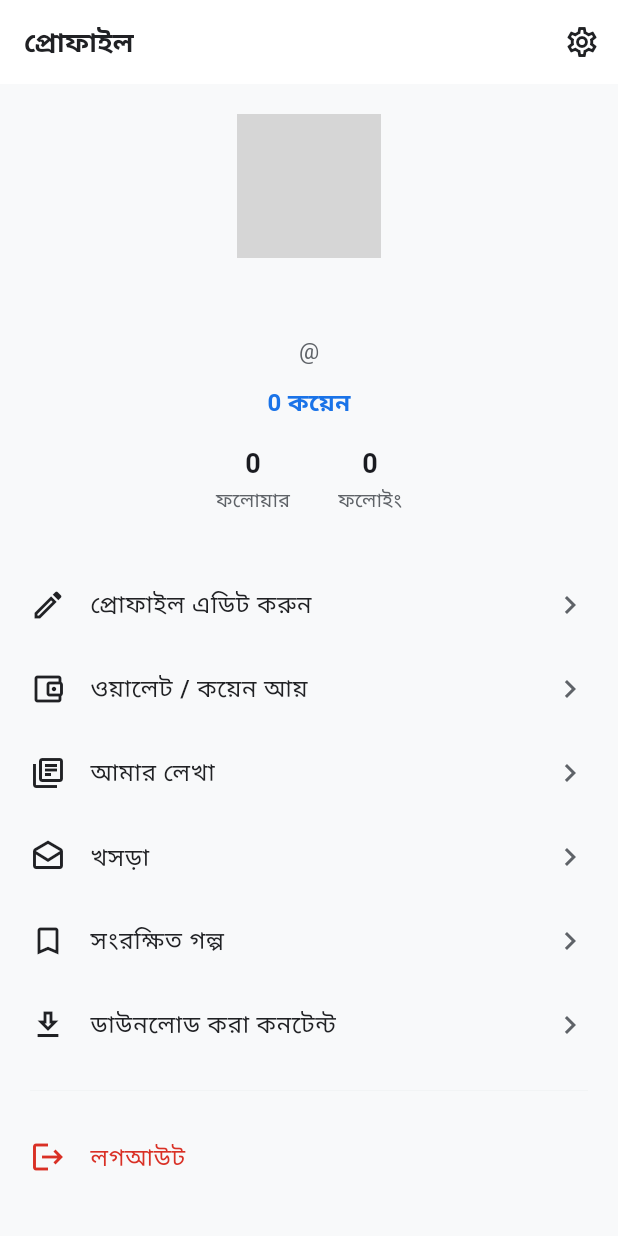
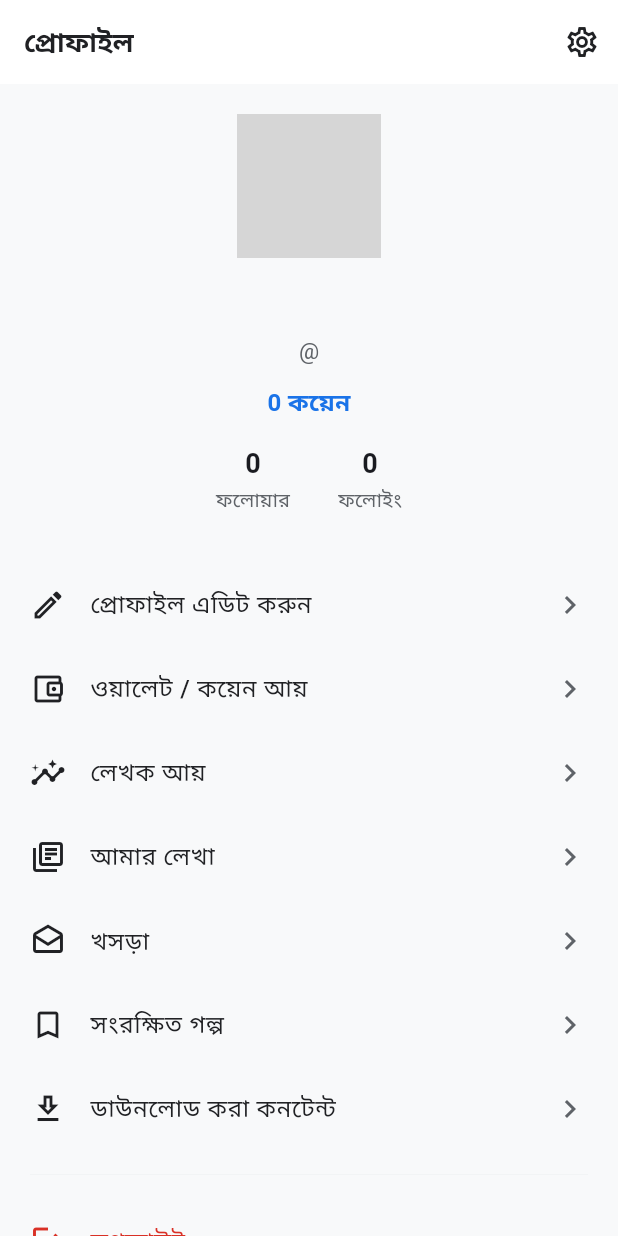
Before and after one commit to laki299/GolpoGhor, a Flutter app: the UserProfileScreen screen opened by its route, on a phone screen of 412 x 824 dp. Run offline on Flutter 3.47's test engine with Material 3 defaults, Android fonts, the phone set to English and light mode, and no system bars; our stand-ins replace cached_network_image, flutter_riverpod, go_router, image_picker, shared_preferences, supabase_flutter; accounts and stored records are empty; network calls fail; grey boxes are pictures that could not be loaded.

Commit message:
Update user_profile_screen.dart

```diff
--- a/lib/features/profile/presentation/screens/user_profile_screen.dart
+++ b/lib/features/profile/presentation/screens/user_profile_screen.dart
@@ -172,6 +172,11 @@ class _UserProfileScreenState extends ConsumerState<UserProfileScreen> {
                       onTap: () => context.push('/wallet'),
                     ),
                     _ProfileMenuItem(
+                      icon: Icons.insights_outlined,
+                      title: 'লেখক আয়',
+                      onTap: () => context.push('/writer-earnings'),
+                    ),
+                    _ProfileMenuItem(
                       icon: Icons.library_books_outlined,
                       title: 'আমার লেখা',
                       onTap: () => context.push('/my-works'),
```
